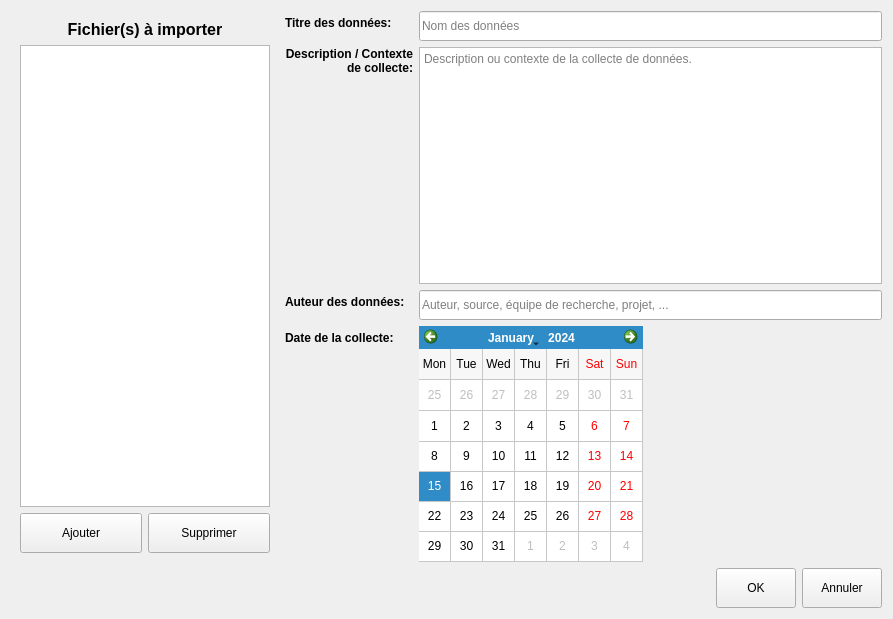
Qt form python/resources/ui/importdialog.ui (introlab/OpenIMU) before a commit.
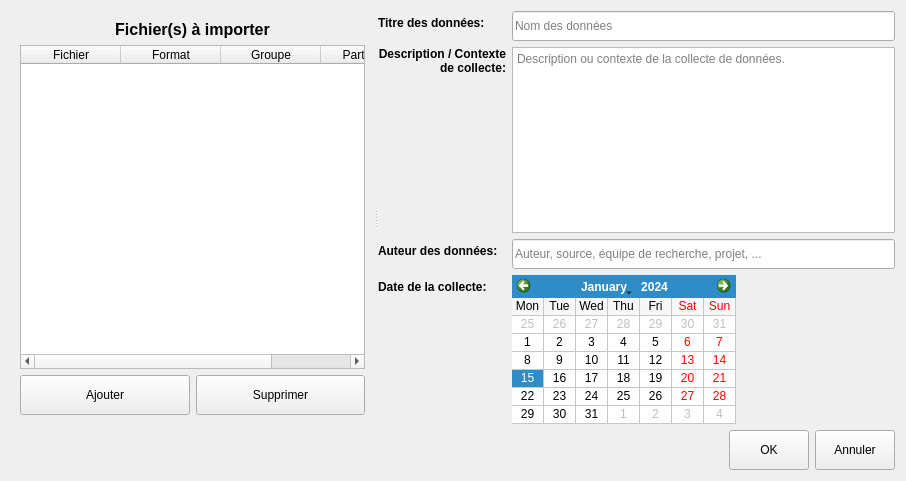
The same form after that commit. Icons and pictures are not drawn.

Commit message: Fixed file names and changed structure of generated UIs.

Patch:
```diff
--- a/python/resources/ui/importdialog.ui
+++ b/python/resources/ui/importdialog.ui
@@ -6,8 +6,8 @@
    <rect>
     <x>0</x>
     <y>0</y>
-    <width>893</width>
-    <height>619</height>
+    <width>906</width>
+    <height>481</height>
    </rect>
   </property>
   <property name="windowTitle">
@@ -18,18 +18,26 @@
   </property>
   <layout class="QVBoxLayout" name="verticalLayout">
    <item>
+    <widget class="QSplitter" name="splitter">
+     <property name="orientation">
+      <enum>Qt::Horizontal</enum>
+     </property>
+     <property name="childrenCollapsible">
+      <bool>false</bool>
+     </property>
+     <widget class="QWidget" name="">
     <layout class="QHBoxLayout" name="horizontalLayout">
      <item>
       <widget class="QFrame" name="frameImport">
        <property name="sizePolicy">
-        <sizepolicy hsizetype="Maximum" vsizetype="Preferred">
+          <sizepolicy hsizetype="Expanding" vsizetype="MinimumExpanding">
          <horstretch>0</horstretch>
          <verstretch>0</verstretch>
         </sizepolicy>
        </property>
        <layout class="QVBoxLayout" name="verticalLayout_2">
         <property name="sizeConstraint">
-         <enum>QLayout::SetMaximumSize</enum>
+           <enum>QLayout::SetDefaultConstraint</enum>
         </property>
         <item>
          <widget class="QLabel" name="lblImport">
@@ -50,16 +58,16 @@
          </widget>
         </item>
         <item>
-         <widget class="QColumnView" name="colFiles">
+           <widget class="QTableWidget" name="tableFiles">
           <property name="sizePolicy">
-           <sizepolicy hsizetype="Minimum" vsizetype="Expanding">
+             <sizepolicy hsizetype="Expanding" vsizetype="Expanding">
             <horstretch>0</horstretch>
             <verstretch>0</verstretch>
            </sizepolicy>
           </property>
           <property name="maximumSize">
            <size>
-            <width>250</width>
+              <width>16777215</width>
             <height>16777215</height>
            </size>
           </property>
@@ -78,6 +86,32 @@
             <height>16</height>
            </size>
           </property>
+            <property name="columnCount">
+             <number>4</number>
+            </property>
+            <attribute name="horizontalHeaderVisible">
+             <bool>true</bool>
+            </attribute>
+            <column>
+             <property name="text">
+              <string>Fichier</string>
+             </property>
+            </column>
+            <column>
+             <property name="text">
+              <string>Format</string>
+             </property>
+            </column>
+            <column>
+             <property name="text">
+              <string>Groupe</string>
+             </property>
+            </column>
+            <column>
+             <property name="text">
+              <string>Participant</string>
+             </property>
+            </column>
          </widget>
         </item>
         <item>
@@ -151,7 +185,9 @@
        </layout>
       </widget>
      </item>
-     <item>
+      </layout>
+     </widget>
+     <widget class="QWidget" name="">
       <layout class="QFormLayout" name="formLayout">
        <property name="sizeConstraint">
         <enum>QLayout::SetMinimumSize</enum>
@@ -295,11 +331,14 @@
         </widget>
        </item>
       </layout>
-     </item>
-    </layout>
+     </widget>
+    </widget>
    </item>
    <item>
     <layout class="QHBoxLayout" name="horizontalLayout_3">
+     <property name="sizeConstraint">
+      <enum>QLayout::SetMaximumSize</enum>
+     </property>
      <item>
       <spacer name="horizontalSpacer">
        <property name="orientation">
@@ -308,7 +347,7 @@
        <property name="sizeHint" stdset="0">
         <size>
          <width>40</width>
-         <height>20</height>
+         <height>10</height>
         </size>
        </property>
       </spacer>
```
Left out of the diff: 2 changed lines with no effect on the pictures. Lines whose indentation alone changed are shown as unchanged. The commit also changes 6 other files.
